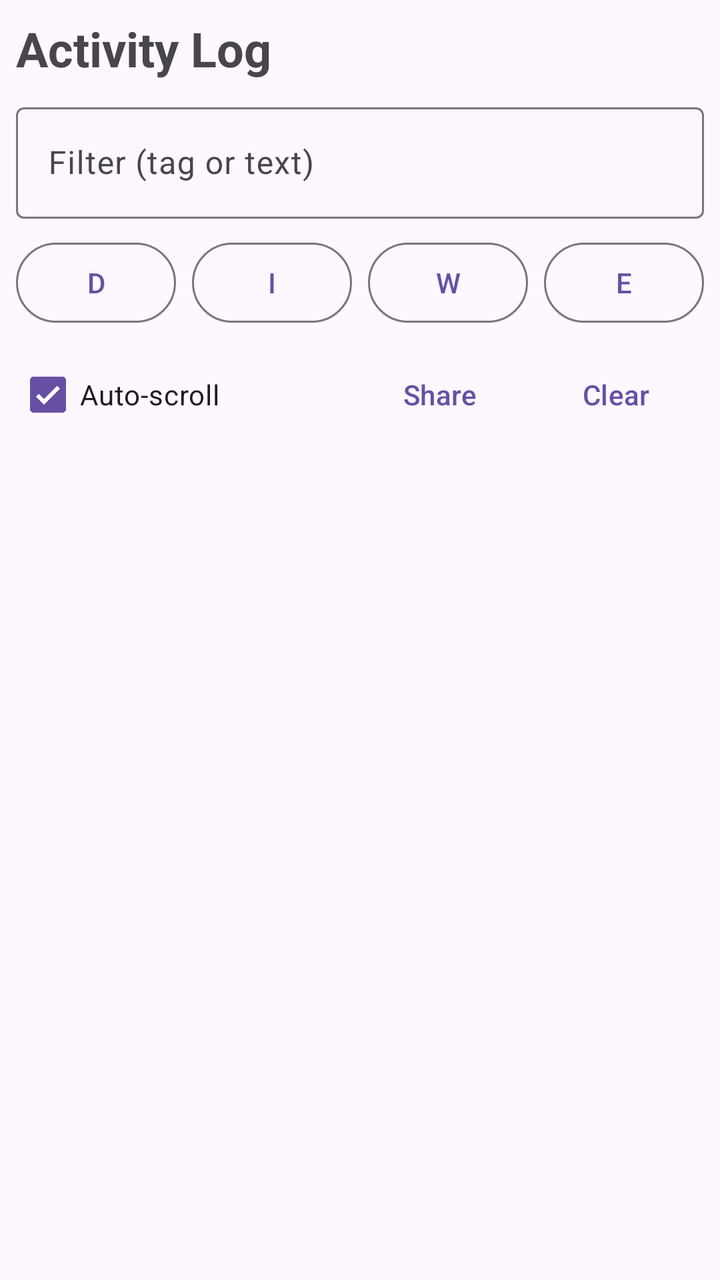
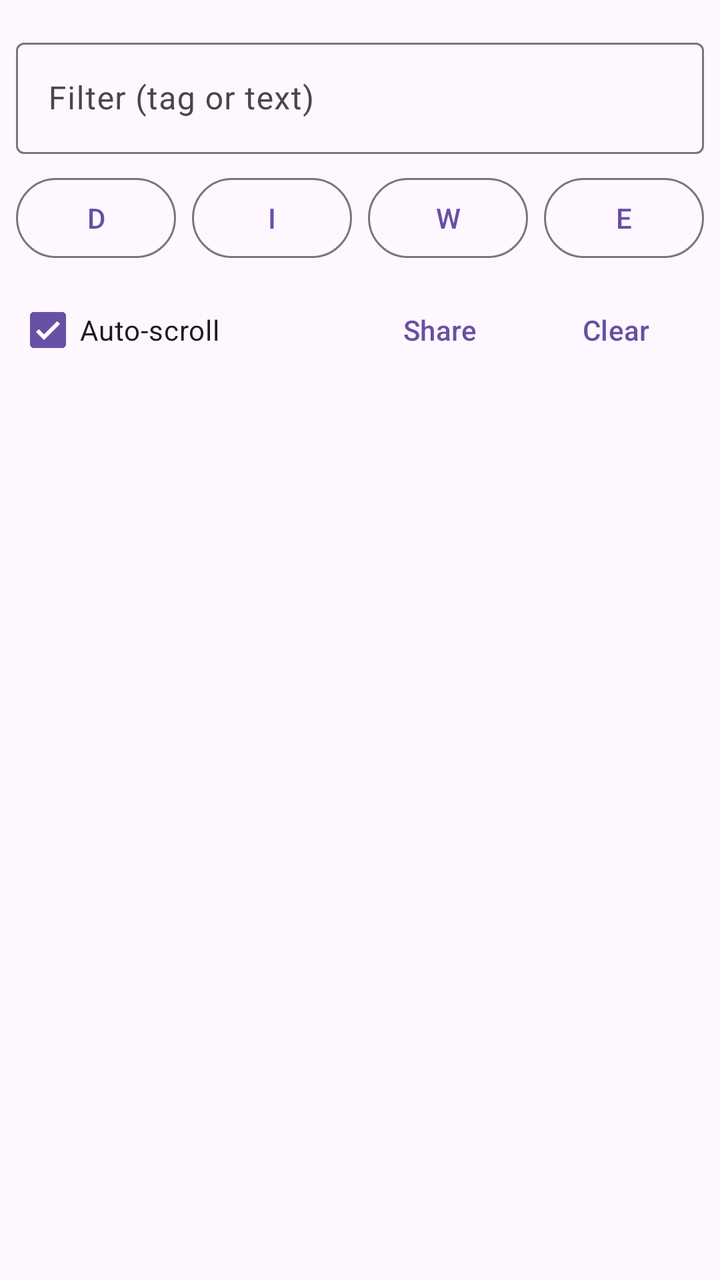

Compare the two renders of this Android layout. The source of the first and the diff that turns it into the second are given below.
<!-- AndroidManifest.xml: application theme Theme.SmsGateway -->
<!-- res/layout/fragment_log.xml -->
<?xml version="1.0" encoding="utf-8"?>
<LinearLayout xmlns:android="http://schemas.android.com/apk/res/android"
    android:id="@+id/logRoot"
    android:layout_width="match_parent"
    android:layout_height="match_parent"
    android:orientation="vertical"
    android:padding="8dp">

    <TextView
        android:layout_width="wrap_content"
        android:layout_height="wrap_content"
        android:text="@string/activity_log"
        android:textSize="24sp"
        android:textStyle="bold" />

    
    <LinearLayout
        android:layout_width="match_parent"
        android:layout_height="wrap_content"
        android:orientation="horizontal"
        android:gravity="center_vertical"
        android:layout_marginTop="8dp"
        android:baselineAligned="false">

        <com.google.android.material.textfield.TextInputLayout
            style="@style/Widget.Material3.TextInputLayout.OutlinedBox"
            android:layout_width="0dp"
            android:layout_weight="1"
            android:layout_height="wrap_content"
            android:hint="@string/log_filter_hint">

            <com.google.android.material.textfield.TextInputEditText
                android:id="@+id/etFilter"
                android:layout_width="match_parent"
                android:layout_height="wrap_content"
                android:inputType="text"
                android:maxLines="1" />
        </com.google.android.material.textfield.TextInputLayout>
    </LinearLayout>

    
    <LinearLayout
        android:layout_width="match_parent"
        android:layout_height="wrap_content"
        android:layout_marginTop="8dp"
        android:orientation="horizontal"
        android:gravity="center_vertical"
        android:baselineAligned="false">

        <com.google.android.material.button.MaterialButton
            android:id="@+id/btnLevelDebug"
            style="@style/Widget.Material3.Button.OutlinedButton"
            android:layout_width="0dp"
            android:layout_height="wrap_content"
            android:layout_weight="1"
            android:minWidth="0dp"
            android:insetLeft="0dp"
            android:insetRight="0dp"
            android:paddingHorizontal="0dp"
            android:text="@string/d" />

        <com.google.android.material.button.MaterialButton
            android:id="@+id/btnLevelInfo"
            style="@style/Widget.Material3.Button.OutlinedButton"
            android:layout_width="0dp"
            android:layout_height="wrap_content"
            android:layout_weight="1"
            android:layout_marginStart="8dp"
            android:minWidth="0dp"
            android:insetLeft="0dp"
            android:insetRight="0dp"
            android:paddingHorizontal="0dp"
            android:text="@string/i" />

        <com.google.android.material.button.MaterialButton
            android:id="@+id/btnLevelWarn"
            style="@style/Widget.Material3.Button.OutlinedButton"
            android:layout_width="0dp"
            android:layout_height="wrap_content"
            android:layout_weight="1"
            android:layout_marginStart="8dp"
            android:minWidth="0dp"
            android:insetLeft="0dp"
            android:insetRight="0dp"
            android:paddingHorizontal="0dp"
            android:text="@string/w" />

        <com.google.android.material.button.MaterialButton
            android:id="@+id/btnLevelError"
            style="@style/Widget.Material3.Button.OutlinedButton"
            android:layout_width="0dp"
            android:layout_height="wrap_content"
            android:layout_weight="1"
            android:layout_marginStart="8dp"
            android:minWidth="0dp"
            android:insetLeft="0dp"
            android:insetRight="0dp"
            android:paddingHorizontal="0dp"
            android:text="@string/e" />
    </LinearLayout>

    
    <LinearLayout
        android:layout_width="match_parent"
        android:layout_height="wrap_content"
        android:orientation="horizontal"
        android:layout_marginTop="8dp"
        android:gravity="center_vertical">

        <CheckBox
            android:id="@+id/cbAutoScroll"
            android:layout_width="wrap_content"
            android:layout_height="wrap_content"
            android:checked="true"
            android:text="@string/auto_scroll" />

        <Space
            android:layout_width="0dp"
            android:layout_weight="1"
            android:layout_height="1dp" />

        <com.google.android.material.button.MaterialButton
            android:id="@+id/btnShare"
            style="@style/Widget.Material3.Button.TextButton"
            android:layout_width="wrap_content"
            android:layout_height="wrap_content"
            android:text="@string/share" />

        <com.google.android.material.button.MaterialButton
            android:id="@+id/btnClear"
            style="@style/Widget.Material3.Button.TextButton"
            android:layout_width="wrap_content"
            android:layout_height="wrap_content"
            android:text="@string/clear" />
    </LinearLayout>

    <androidx.recyclerview.widget.RecyclerView
        android:id="@+id/rvLog"
        android:layout_width="match_parent"
        android:layout_height="0dp"
        android:layout_weight="1"
        android:layout_marginTop="8dp"
        android:clipToPadding="false"
        android:paddingBottom="16dp"
        android:scrollbars="vertical" />
</LinearLayout>
<!-- resources referenced by this layout -->
<resources>
  <string name="activity_log">Activity Log</string>
  <string name="auto_scroll">Auto-scroll</string>
  <string name="clear">Clear</string>
  <string name="d">D</string>
  <string name="e">E</string>
  <string name="i">I</string>
  <string name="log_filter_hint">Filter (tag or text)</string>
  <string name="share">Share</string>
  <string name="w">W</string>
  <style name="Theme.SmsGateway" parent="Theme.Material3.DayNight.NoActionBar">
          
          <item name="android:statusBarColor">@android:color/transparent</item>
          <item name="android:windowLightStatusBar">true</item>
      </style>
</resources>

<!-- the commit's change to res/layout/fragment_log.xml (unified diff, before → after) -->
@@ -6,12 +6,6 @@
     android:orientation="vertical"
     android:padding="8dp">
 
-    <TextView
-        android:layout_width="wrap_content"
-        android:layout_height="wrap_content"
-        android:text="@string/activity_log"
-        android:textSize="24sp"
-        android:textStyle="bold" />
 
     
     <LinearLayout
<!-- resource entries referenced after the edit -->
@@ -1,6 +1,5 @@
 <!-- resources referenced by this layout -->
 <resources>
-  <string name="activity_log">Activity Log</string>
   <string name="auto_scroll">Auto-scroll</string>
   <string name="clear">Clear</string>
   <string name="d">D</string>
